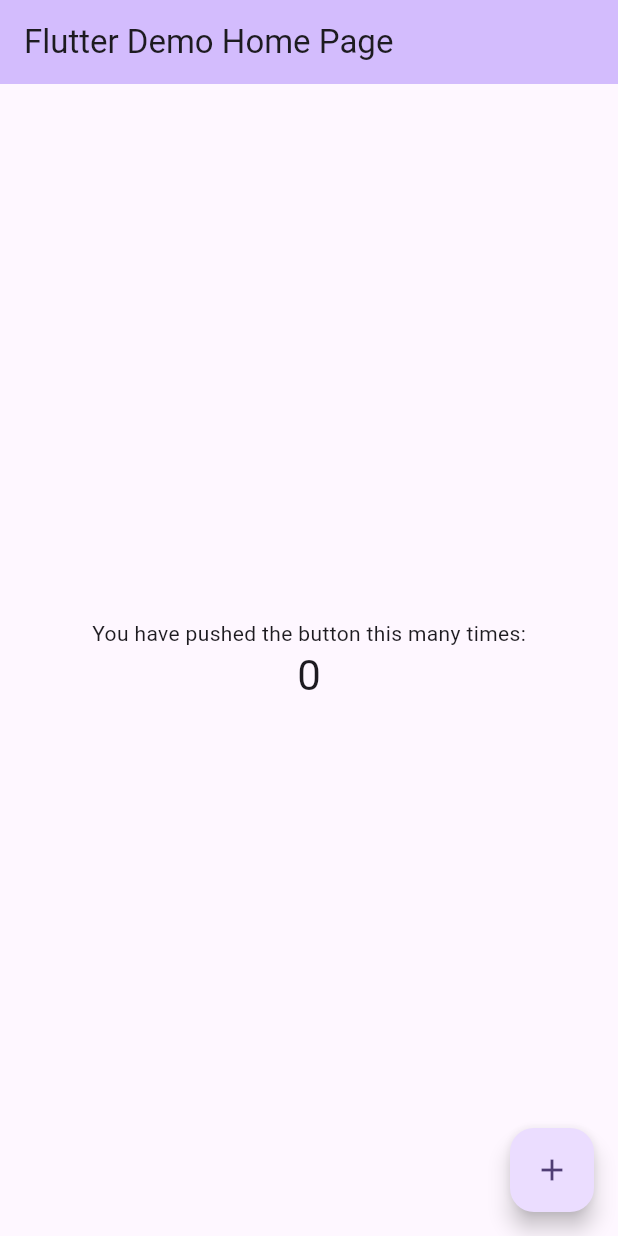
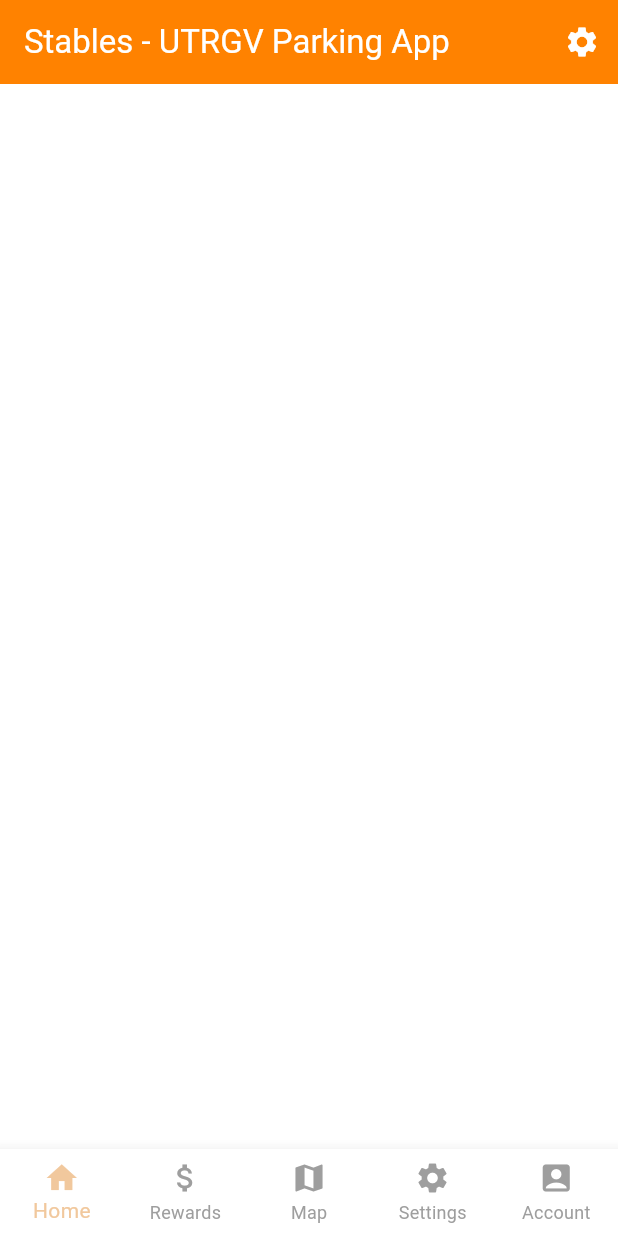
Before and after one commit to mariocamarena/Stables-The-Parking-App-for-Vaqueros, a Flutter app: the screen it shows after launch, on a phone screen of 412 x 824 dp. Run offline on Flutter 3.47's test engine with Material 3 defaults, Android fonts, the light colour scheme and no system bars.

Commit message:
imported frontend

```diff
--- a/frontend_stables/lib/main.dart
+++ b/frontend_stables/lib/main.dart
@@ -1,4 +1,6 @@
 import 'package:flutter/material.dart';
+import 'screens/main_screen.dart';
+import 'utils/constants.dart';
 
 void main() {
   runApp(const MyApp());
@@ -11,115 +13,20 @@
   @override
   Widget build(BuildContext context) {
     return MaterialApp(
-      title: 'Flutter Demo',
+      debugShowCheckedModeBanner: false,
+      title: 'Stables UTRGV Parking App',
       theme: ThemeData(
-        // This is the theme of your application.
-        //
-        // TRY THIS: Try running your application with "flutter run". You'll see
-        // the application has a purple toolbar. Then, without quitting the app,
-        // try changing the seedColor in the colorScheme below to Colors.green
-        // and then invoke "hot reload" (save your changes or press the "hot
-        // reload" button in a Flutter-supported IDE, or press "r" if you used
-        // the command line to start the app).
-        //
-        // Notice that the counter didn't reset back to zero; the application
-        // state is not lost during the reload. To reset the state, use hot
-        // restart instead.
-        //
-        // This works for code too, not just values: Most code changes can be
-        // tested with just a hot reload.
-        colorScheme: ColorScheme.fromSeed(seedColor: Colors.deepPurple),
+        colorScheme: ColorScheme.fromSeed(
+          seedColor: AppColors.primarySeed,
+          primary: AppColors.primary,
+          secondary: AppColors.secondary,
+          surface: AppColors.surface,
+          onPrimary: Colors.white,
+          onSecondary: Colors.white,
+        ),
         useMaterial3: true,
       ),
-      home: const MyHomePage(title: 'Flutter Demo Home Page'),
+      home: const MainScreen(title: "Stables Main Screen",),
     );
   }
 }
-
-class MyHomePage extends StatefulWidget {
-  const MyHomePage({super.key, required this.title});
-
-  // This widget is the home page of your application. It is stateful, meaning
-  // that it has a State object (defined below) that contains fields that affect
-  // how it looks.
-
-  // This class is the configuration for the state. It holds the values (in this
-  // case the title) provided by the parent (in this case the App widget) and
-  // used by the build method of the State. Fields in a Widget subclass are
-  // always marked "final".
-
-  final String title;
-
-  @override
-  State<MyHomePage> createState() => _MyHomePageState();
-}
-
-class _MyHomePageState extends State<MyHomePage> {
-  int _counter = 0;
-
-  void _incrementCounter() {
-    setState(() {
-      // This call to setState tells the Flutter framework that something has
-      // changed in this State, which causes it to rerun the build method below
-      // so that the display can reflect the updated values. If we changed
-      // _counter without calling setState(), then the build method would not be
-      // called again, and so nothing would appear to happen.
-      _counter++;
-    });
-  }
-
-  @override
-  Widget build(BuildContext context) {
-    // This method is rerun every time setState is called, for instance as done
-    // by the _incrementCounter method above.
-    //
-    // The Flutter framework has been optimized to make rerunning build methods
-    // fast, so that you can just rebuild anything that needs updating rather
-    // than having to individually change instances of widgets.
-    return Scaffold(
-      appBar: AppBar(
-        // TRY THIS: Try changing the color here to a specific color (to
-        // Colors.amber, perhaps?) and trigger a hot reload to see the AppBar
-        // change color while the other colors stay the same.
-        backgroundColor: Theme.of(context).colorScheme.inversePrimary,
-        // Here we take the value from the MyHomePage object that was created by
-        // the App.build method, and use it to set our appbar title.
-        title: Text(widget.title),
-      ),
-      body: Center(
-        // Center is a layout widget. It takes a single child and positions it
-        // in the middle of the parent.
-        child: Column(
-          // Column is also a layout widget. It takes a list of children and
-          // arranges them vertically. By default, it sizes itself to fit its
-          // children horizontally, and tries to be as tall as its parent.
-          //
-          // Column has various properties to control how it sizes itself and
-          // how it positions its children. Here we use mainAxisAlignment to
-          // center the children vertically; the main axis here is the vertical
-          // axis because Columns are vertical (the cross axis would be
-          // horizontal).
-          //
-          // TRY THIS: Invoke "debug painting" (choose the "Toggle Debug Paint"
-          // action in the IDE, or press "p" in the console), to see the
-          // wireframe for each widget.
-          mainAxisAlignment: MainAxisAlignment.center,
-          children: <Widget>[
-            const Text(
-              'You have pushed the button this many times:',
-            ),
-            Text(
-              '$_counter',
-              style: Theme.of(context).textTheme.headlineMedium,
-            ),
-          ],
-        ),
-      ),
-      floatingActionButton: FloatingActionButton(
-        onPressed: _incrementCounter,
-        tooltip: 'Increment',
-        child: const Icon(Icons.add),
-      ), // This trailing comma makes auto-formatting nicer for build methods.
-    );
-  }
-}
--- /dev/null
+++ b/frontend_stables/lib/screens/account_screen.dart
@@ -0,0 +1,16 @@
+import 'package:flutter/material.dart';
+import '../utils/constants.dart';
+
+class AccountScreen extends StatelessWidget {
+  const AccountScreen({super.key});
+
+  @override
+  Widget build(BuildContext context) {
+    return const Center(
+      child: Text(
+        "Account Screen",
+        style: TextStyle(fontSize: 20, color: AppColors.utgrvOrange), // UTRGV Orange
+      ),
+    );
+  }
+}
--- /dev/null
+++ b/frontend_stables/lib/screens/home_screen.dart
@@ -0,0 +1,17 @@
+import 'package:flutter/material.dart';
+import '../utils/constants.dart';
+
+
+class HomeScreen extends StatelessWidget {
+  const HomeScreen({super.key});
+
+  @override
+  Widget build(BuildContext context) {
+    return const Center(
+      child: Text(
+        "Welcome to Home!",
+        style: TextStyle(fontSize: 20, color: Colors.white),
+      ),
+    );
+  }
+}
--- /dev/null
+++ b/frontend_stables/lib/screens/main_screen.dart
@@ -0,0 +1,79 @@
+import 'package:flutter/material.dart';
+import 'home_screen.dart';
+import 'rewards_screen.dart';
+import 'map_screen.dart';
+import 'settings_screen.dart';
+import 'account_screen.dart';
+import '../utils/constants.dart';
+
+
+
+class MainScreen extends StatefulWidget {
+  const MainScreen({super.key, required this.title});
+
+
+  final String title;
+
+  @override
+  State<MainScreen> createState() => _MainScreenState();
+
+}
+
+class _MainScreenState extends State<MainScreen> {
+  int _selectedIndex = 0;
+
+  final List<Widget> _screens = [
+    const HomeScreen(),
+    const RewardsScreen(),
+    //const MapScreen(),
+    const SettingsScreen(),
+    const AccountScreen(),
+  ];
+
+  void _onItemTapped(int index) {
+    setState(() {
+      _selectedIndex = index;
+    });
+  }
+
+  @override
+  Widget build(BuildContext context) {
+    return Scaffold(
+      appBar: AppBar(
+        backgroundColor: AppColors.utgrvOrange,//UTRGV Orange
+        title: const Text('Stables - UTRGV Parking App',
+            style: TextStyle(color: Colors.white)),
+        actions: [
+          IconButton(
+            icon: const Icon(Icons.settings, color: Colors.white),
+            onPressed: () {
+              setState(() {
+                _selectedIndex = 3; // Switch to Settings tab
+              });
+            },
+          ),
+        ],
+      ),
+      body: _screens[_selectedIndex],
+      bottomNavigationBar: BottomNavigationBar(
+        currentIndex: _selectedIndex,
+        onTap: _onItemTapped,
+        type: BottomNavigationBarType.fixed,
+        selectedItemColor:
+            const Color.fromARGB(255, 241, 200, 157), // UTRGV Orange
+        unselectedItemColor: Colors.grey,
+        backgroundColor: Colors.white,
+        items: const [
+          BottomNavigationBarItem(icon: Icon(Icons.home), label: 'Home'),
+          BottomNavigationBarItem(
+              icon: Icon(Icons.attach_money), label: 'Rewards'),
+          BottomNavigationBarItem(icon: Icon(Icons.map), label: 'Map'),
+          BottomNavigationBarItem(
+              icon: Icon(Icons.settings), label: 'Settings'),
+          BottomNavigationBarItem(
+              icon: Icon(Icons.account_box), label: 'Account'),
+        ],
+      ),
+    );
+  }
+}
--- /dev/null
+++ b/frontend_stables/lib/screens/rewards_screen.dart
@@ -0,0 +1,16 @@
+import 'package:flutter/material.dart';
+import '../utils/constants.dart';
+
+class RewardsScreen extends StatelessWidget {
+  const RewardsScreen({super.key});
+
+  @override
+  Widget build(BuildContext context) {
+    return const Center(
+      child: Text(
+        "Rewards Page",
+        style: TextStyle(fontSize: 20, color: AppColors.utgrvOrange), // UTRGV Orange
+      ),
+    );
+  }
+}
--- /dev/null
+++ b/frontend_stables/lib/screens/settings_screen.dart
@@ -0,0 +1,16 @@
+import 'package:flutter/material.dart';
+import '../utils/constants.dart';
+
+class SettingsScreen extends StatelessWidget {
+  const SettingsScreen({super.key});
+
+  @override
+  Widget build(BuildContext context) {
+    return const Center(
+      child: Text(
+        "Settings Page",
+        style: TextStyle(fontSize: 20, color: AppColors.utgrvOrange), // UTRGV Orange
+      ),
+    );
+  }
+}
--- /dev/null
+++ b/frontend_stables/lib/utils/constants.dart
@@ -0,0 +1,9 @@
+import 'package:flutter/material.dart';
+
+class AppColors {
+  static const primarySeed = Color.fromARGB(255, 243, 188, 129);
+  static const primary = Color.fromARGB(255, 238, 178, 114);
+  static const secondary = Color(0xFF0C8443);
+  static const surface = Color.fromARGB(0, 10, 10, 11);
+  static const utgrvOrange = Color(0xFFFF8200);
+}
```
Also changed, not shown: frontend_stables/lib/screens/map_page.dart (deleted), frontend_stables/lib/screens/map_screen.dart (added), 1 other file.
